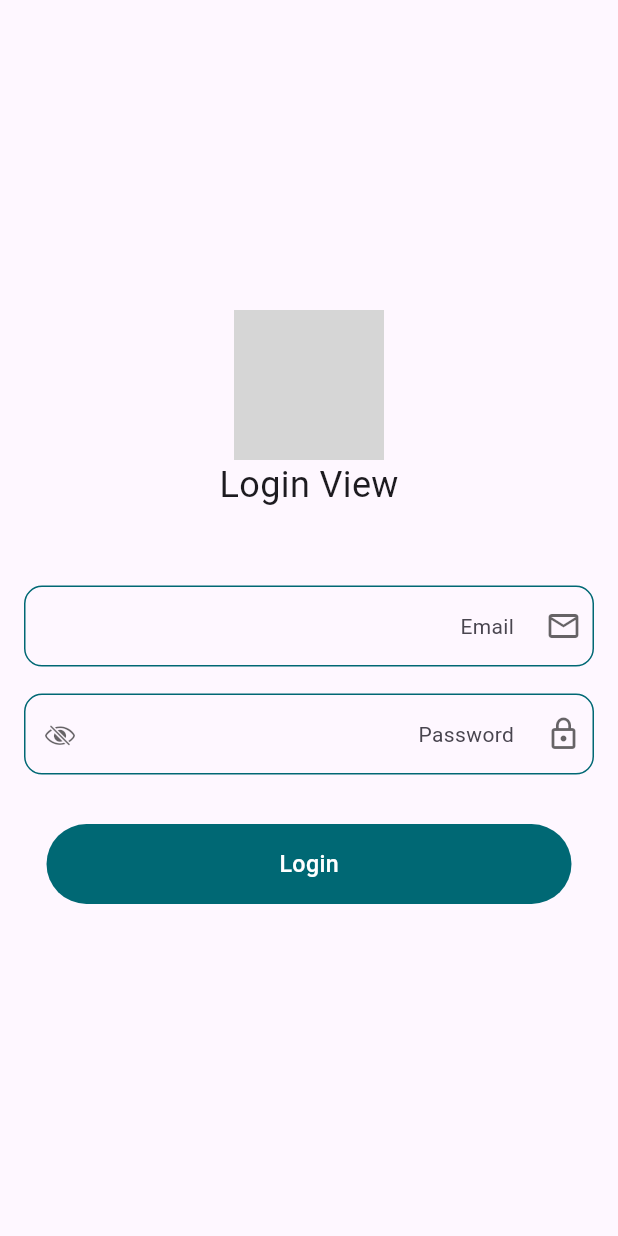
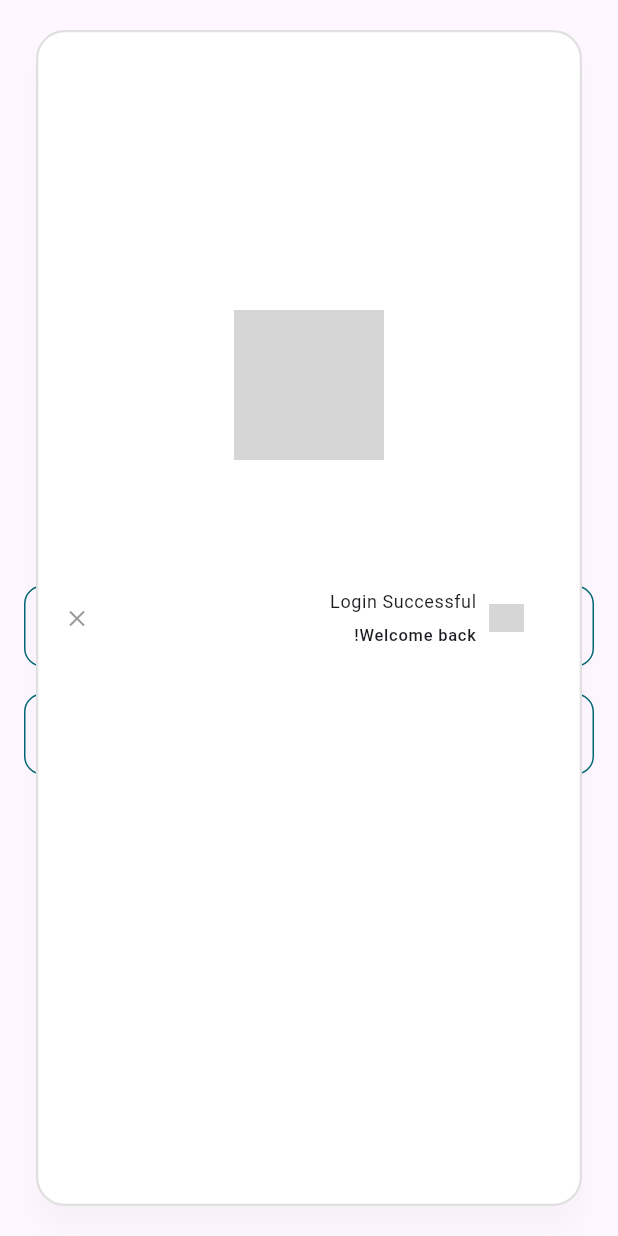
Before and after one commit to zzwqrd/sql_app, a Flutter app: the LoginView screen opened by its route, after a tap on "Login", on a phone screen of 412 x 824 dp. Run offline on Flutter 3.47's test engine with Material 3 defaults, Android fonts, the light colour scheme and no system bars; drawn by our look-alikes of toastification; our stand-ins replace bloc, easy_localization, flutter_bloc, flutter_screenutil, get_it, hydrated_bloc and 3 more; missing offline and left inert: croppy; accounts and stored records are empty; Roboto replaces fonts that are missing (Cairo); statements that could not run were skipped; grey boxes are pictures that could not be loaded.

Commit message:
login view ui

```diff
--- a/lib/features/auth/sign_in/presentation/pages/view.dart
+++ b/lib/features/auth/sign_in/presentation/pages/view.dart
@@ -6,6 +6,7 @@ import '.../../../../../../../core/utils/sizedbox_extensions.dart';
 import '../../../../../commonWidget/app_text.dart';
 import '../../../../../commonWidget/button_animation/LoadingButton.dart';
 import '../../../../../commonWidget/text_input.dart';
+import '../../../../../core/utils/flash_helper.dart';
 import '../../../../../gen/assets.gen.dart';
 
 class LoginView extends StatefulWidget {
@@ -50,7 +51,12 @@ class _LoginViewState extends State<LoginView> {
             18.verticalSpace,
             LoadingButton(
               title: 'Login',
-              onTap: () {},
+              onTap: () {
+                ToastHelper().success(
+                  msg: 'Login Successful',
+                  description: 'Welcome back!',
+                );
+              },
               isAnimating: false,
             ),
           ],
```
